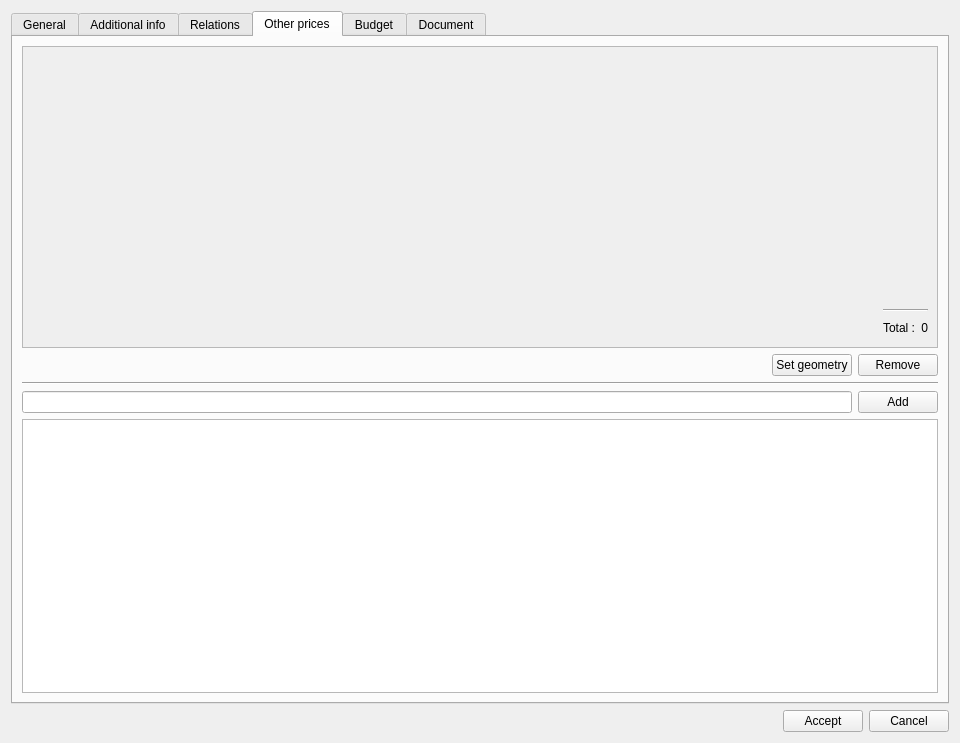
The window that core/ui/toolbars/plan/psector.ui (Giswater/giswater_qgis_plugin) describes before a commit, drawn with Qt 5.
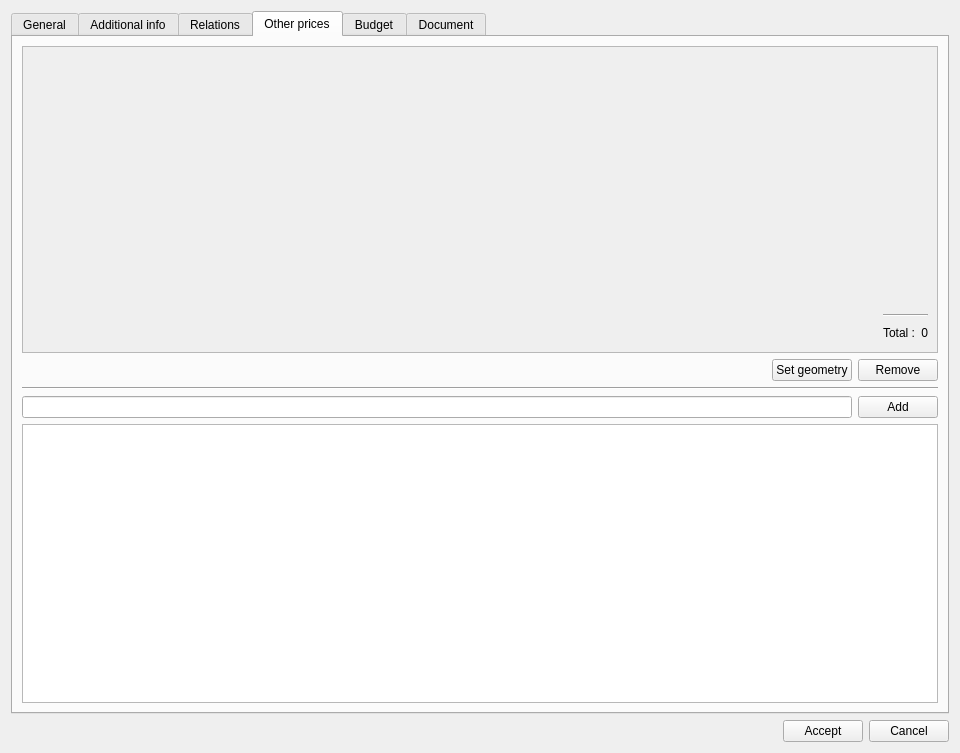
The same window after the commit. The open tabs and pages were chosen to show the change. Icons and pictures are not drawn.

Commit message: feat(toolbars_plan.ui, toolbars_utilities.ui): reorder tab order

What changed in the file:
```diff
--- a/core/ui/toolbars/plan/psector.ui
+++ b/core/ui/toolbars/plan/psector.ui
@@ -7,7 +7,7 @@
     <x>0</x>
     <y>0</y>
     <width>960</width>
-    <height>743</height>
+    <height>753</height>
    </rect>
   </property>
   <property name="maximumSize">
@@ -971,8 +971,8 @@
            <rect>
             <x>0</x>
             <y>0</y>
-            <width>916</width>
-            <height>304</height>
+            <width>908</width>
+            <height>294</height>
            </rect>
           </property>
           <layout class="QGridLayout" name="gridLayout_3">
```
Left out of the diff: 55 changed lines with no effect on the pictures. The commit also changes 6 other files.
